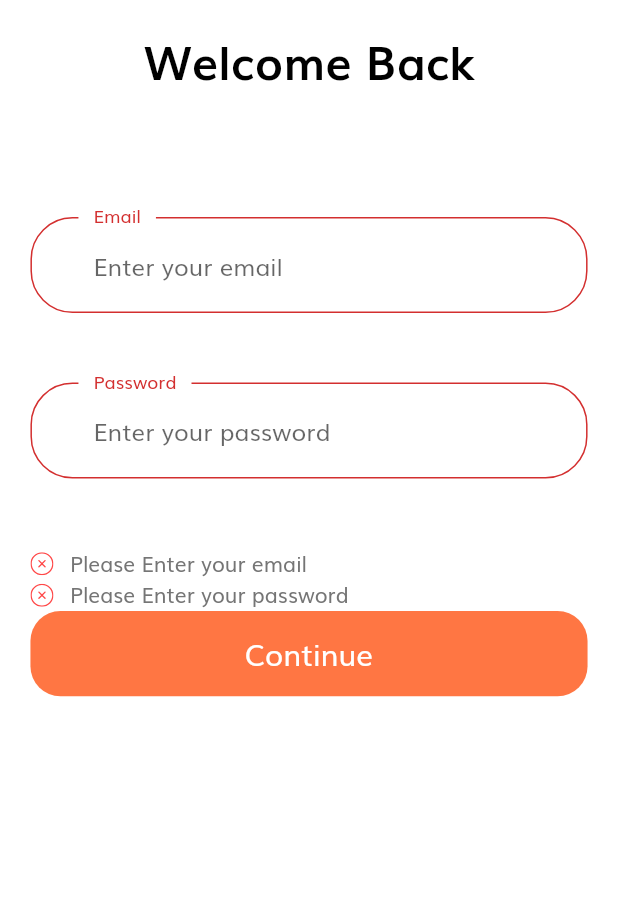
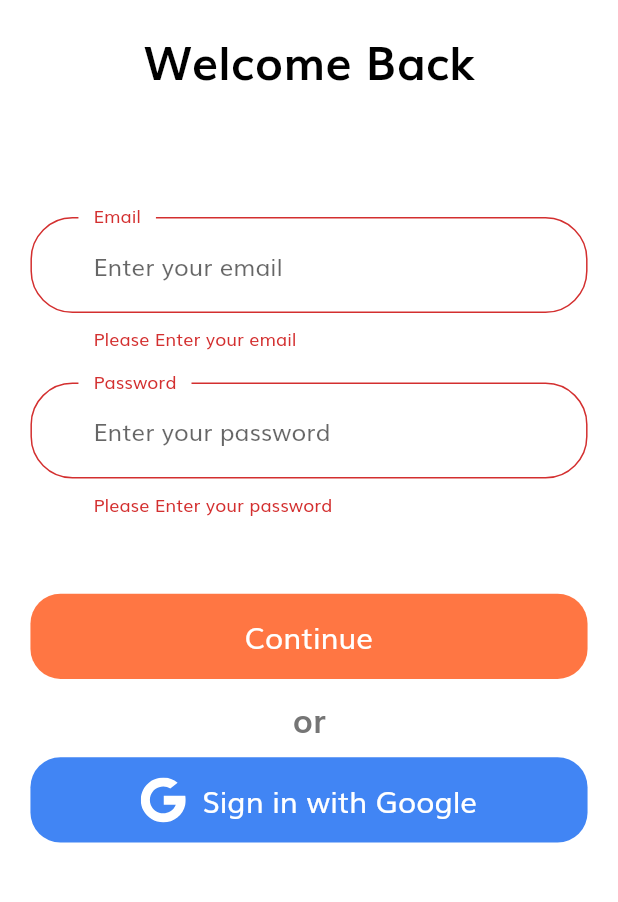
Before and after one commit to tirathawat/COVID_19_TRACKING_MOBILE_APPLICATION, a Flutter app: the SignInScreen screen opened directly, after a tap on "Continue", on a phone screen of 412 x 824 dp, the part 58-960 px from its top. Run offline on Flutter 3.47's test engine with Material 2 defaults, Android fonts, the phone set to English and light mode, and no system bars; our stand-ins replace firebase_auth, firebase_core, flutter_signin_button, flutter_svg, google_sign_in; missing offline and left inert: mailer; accounts and stored records are empty.

```diff
--- a/lib/components/sign_form.dart
+++ /dev/null
@@ -1,139 +0,0 @@
-import 'package:covid19_app/screens/home_screen/home_screen.dart';
-import 'package:flutter/material.dart';
-
-import '../constants.dart';
-import '../size_config.dart';
-import 'default_button.dart';
-import 'form_error.dart';
-
-class SignForm extends StatefulWidget {
-  @override
-  _SignFormState createState() => _SignFormState();
-}
-
-class _SignFormState extends State<SignForm> {
-  //final AuthService authService = AuthService();
-
-  final _formKey = GlobalKey<FormState>();
-  String email;
-  String password;
-  final List<String> errors = [];
-  @override
-  Widget build(BuildContext context) {
-    return Form(
-      key: _formKey,
-      child: Padding(
-        padding: EdgeInsets.symmetric(
-          horizontal: getProportionateScreenHeight(20),
-        ),
-        child: Column(
-          children: [
-            buildEmailFormField(),
-            SizedBox(
-              height: getProportionateScreenHeight(20),
-            ),
-            buildPasswordFormField(),
-            SizedBox(
-              height: getProportionateScreenHeight(20),
-            ),
-            FormError(
-              errors: errors,
-            ),
-            DefaultButton(
-              text: "Continue",
-              press: () {
-                if (_formKey.currentState.validate()) {
-                  _formKey.currentState.save();
-                  Navigator.push(
-                      context,
-                      MaterialPageRoute(
-                          builder: (BuildContext context) => HomeScreen()));
-                }
-              },
-            ),
-          ],
-        ),
-      ),
-    );
-  }
-
-  TextFormField buildPasswordFormField() {
-    return TextFormField(
-      onChanged: (value) {
-        if (value.isNotEmpty && errors.contains(kPassNullError)) {
-          setState(() {
-            errors.remove(kPassNullError);
-          });
-        } else if (value.length >= 8 && errors.contains(kShortPassError)) {
-          setState(() {
-            errors.remove(kShortPassError);
-          });
-        }
-        else return null;
-      },
-      validator: (value) {
-        if (value.isEmpty && !errors.contains(kPassNullError)) {
-          setState(() {
-            errors.add(kPassNullError);
-          });
-          return "";
-        } else if (value.length < 8 && !errors.contains(kShortPassError)) {
-          setState(() {
-            errors.add(kShortPassError);
-          });
-          return "";
-        }
-        else if (errors.isEmpty) return null;
-        else return "";
-      },
-      onSaved: (newValue) => password = newValue,
-      obscureText: true,
-      decoration: InputDecoration(
-        floatingLabelBehavior: FloatingLabelBehavior.always,
-        labelText: "Password",
-        hintText: "Enter your password",
-      ),
-    );
-  }
-
-  TextFormField buildEmailFormField() {
-    return TextFormField(
-      onSaved: (newValue) => email = newValue,
-      onChanged: (value) {
-        if (value.isNotEmpty && errors.contains(kEmailNullError)) {
-          setState(() {
-            errors.remove(kEmailNullError);
-          });
-        } else if (emailValidatorRegExp.hasMatch(value) &&
-            errors.contains(kInvalidEmailError)) {
-          setState(() {
-            errors.remove(kInvalidEmailError);
-          });
-        }
-        else return null;
-      },
-      validator: (value) {
-        if (value.isEmpty && !errors.contains(kEmailNullError)) {
-          setState(() {
-            errors.add(kEmailNullError);
-          });
-          return "";
-        } else if (!emailValidatorRegExp.hasMatch(value) &&
-            !errors.contains(kInvalidEmailError)) {
-          setState(() {
-            errors.add(kInvalidEmailError);
-          });
-          return "";
-        }
-        else if (errors.isEmpty) return null;
-        else return "";
-      },
-      keyboardType: TextInputType.emailAddress,
-      decoration: InputDecoration(
-        floatingLabelBehavior: FloatingLabelBehavior.always,
-        labelText: "Email",
-        hintText: "Enter your email",
-      ),
-    );
-  }
-}
--- a/lib/constants.dart
+++ b/lib/constants.dart
@@ -15,3 +15,11 @@ const String kMatchPassError = "Passwords don't match";
 const String kNameNullError = "Please Enter your name";
 const String kPhoneNumberNullError = "Please Enter your phone number";
 const String kMessageNullError = "Please Enter your message";
+
+const String kERROR_WRONG_PASSWORD = "Wrong Password! Try again";
+const String kERROR_INVALID_EMAIL = "Email is not correct!, Try again";
+const String kERROR_USER_NOT_FOUND = "User not found! Register first!";
+const String kERROR_USER_DISABLED = "User has been disabled!, Try again";
+const String kERROR_TOO_MANY_REQUESTS = "Sign in disabled due to too many requests from this user!, Try again";
+const String kERROR_OPERATION_NOT_ALLOWED = "Operation not allowed!, Please enable it in the firebase console";
+const String kERROR_UNKNOWN = "Unknown error";
--- a/lib/screens/sign_in_screen/components/body.dart
+++ b/lib/screens/sign_in_screen/components/body.dart
@@ -1,6 +1,13 @@
-import 'package:covid19_app/components/sign_form.dart';
+import 'package:covid19_app/components/default_button.dart';
+import 'package:covid19_app/screens/home_screen/home_screen.dart';
+import 'package:firebase_auth/firebase_auth.dart';
+import 'package:flutter_signin_button/flutter_signin_button.dart';
+import 'package:covid19_app/screens/sign_in_screen/components/sign_form.dart';
 import 'package:flutter/material.dart';
+import 'package:flutter_svg/flutter_svg.dart';
+import 'package:google_sign_in/google_sign_in.dart';
 
+import '../../../constants.dart';
 import '../../../size_config.dart';
 
 class Body extends StatefulWidget {
@@ -11,6 +18,9 @@ class Body extends StatefulWidget {
 }
 
 class _BodyState extends State<Body> {
+  final GoogleSignIn googleSignIn = GoogleSignIn();
+  final FirebaseAuth _auth = FirebaseAuth.instance;
+
   @override
   Widget build(BuildContext context) {
     return SafeArea(
@@ -30,10 +40,14 @@ class _BodyState extends State<Body> {
                 height: SizeConfig.screenHeight * 0.1,
               ),
               SignForm(),
+
+
             ],
           ),
         ),
       ),
     );
   }
+
+
 }
--- /dev/null
+++ b/lib/screens/sign_in_screen/components/sign_form.dart
@@ -0,0 +1,224 @@
+import 'package:covid19_app/components/form_error.dart';
+import 'package:covid19_app/screens/home_screen/home_screen.dart';
+import 'package:covid19_app/screens/sign_up_screen/sign_up_screen.dart';
+import 'package:firebase_auth/firebase_auth.dart';
+import 'package:flutter/material.dart';
+import 'package:flutter_svg/flutter_svg.dart';
+import 'package:google_sign_in/google_sign_in.dart';
+
+import '../../../constants.dart';
+import '../../../size_config.dart';
+import '../../../components/default_button.dart';
+
+class SignForm extends StatefulWidget {
+  @override
+  _SignFormState createState() => _SignFormState();
+}
+
+class _SignFormState extends State<SignForm> {
+  final GoogleSignIn googleSignIn = GoogleSignIn();
+  final FirebaseAuth auth = FirebaseAuth.instance;
+  GoogleSignInAccount googleUser;
+  final _formKey = GlobalKey<FormState>();
+  final emailController = TextEditingController();
+  final passwordController = TextEditingController();
+
+  List<String> errors = [];
+
+  @override
+  Widget build(BuildContext context) {
+    return Form(
+      key: _formKey,
+      child: Padding(
+        padding: EdgeInsets.symmetric(
+          horizontal: getProportionateScreenHeight(20),
+        ),
+        child: Column(
+          children: [
+            buildEmailFormField(),
+            SizedBox(
+              height: getProportionateScreenHeight(20),
+            ),
+            buildPasswordFormField(),
+            FormError(
+              errors: errors,
+            ),
+            SizedBox(
+              height: getProportionateScreenHeight(50),
+            ),
+            DefaultButton(
+              text: "Continue",
+              press: () {
+                if (_formKey.currentState.validate()) {
+                  _formKey.currentState.save();
+                  auth
+                      .signInWithEmailAndPassword(
+                          email: emailController.text,
+                          password: passwordController.text)
+                      .then((_) {
+                    Navigator.pop(context);
+                    Navigator.of(context).pushReplacement(
+                        MaterialPageRoute(builder: (context) => HomeScreen()));
+                    return true;
+                  }).catchError((e) {
+                    errors.clear();
+                    switch (e.code) {
+                      case "ERROR_WRONG_PASSWORD":
+                        setState(() {
+                          errors.add(kERROR_WRONG_PASSWORD);
+                        });
+                        break;
+                      case "ERROR_INVALID_EMAIL":
+                        setState(() {
+                          errors.add(kERROR_INVALID_EMAIL);
+                        });
+                        break;
+                      case "ERROR_USER_NOT_FOUND":
+                        setState(() {
+                          errors.add(kERROR_USER_NOT_FOUND);
+                        });
+
+                        break;
+                      case "ERROR_USER_DISABLED":
+                        setState(() {
+                          errors.add(kERROR_USER_DISABLED);
+                        });
+                        break;
+                      case "ERROR_TOO_MANY_REQUESTS":
+                        setState(() {
+                          errors.add(kERROR_TOO_MANY_REQUESTS);
+                        });
+                        break;
+                      case "ERROR_OPERATION_NOT_ALLOWED":
+                        setState(() {
+                          errors.add(kERROR_OPERATION_NOT_ALLOWED);
+                        });
+                        break;
+                      default:
+                        setState(() {
+                          errors.add(kERROR_UNKNOWN);
+                        });
+                    }
+                    return false;
+                  });
+                }
+              },
+            ),
+            SizedBox(
+              height: getProportionateScreenHeight(10),
+            ),
+            Text(
+              "or",
+              style: TextStyle(
+                fontSize: getProportionateScreenWidth(20),
+                fontWeight: FontWeight.bold,
+              ),
+            ),
+            SizedBox(
+              height: getProportionateScreenHeight(10),
+            ),
+            SizedBox(
+              width: double.infinity,
+              height: getProportionateScreenHeight(56),
+              child: FlatButton(
+                shape: RoundedRectangleBorder(
+                  borderRadius: BorderRadius.circular(20),
+                ),
+                color: Color(0xff4185f4),
+                onPressed: () async {
+                  await signInWithGoogle().whenComplete(() {
+                    Navigator.pop(context);
+                    Navigator.of(context).pushReplacement(
+                        MaterialPageRoute(builder: (context) => HomeScreen()));
+                  });
+                },
+                child: Row(
+                  mainAxisAlignment: MainAxisAlignment.center,
+                  children: [
+                    SvgPicture.asset(
+                      "assets/icons/Google.svg",
+                      height: 30,
+                      width: 30,
+                      color: Colors.white,
+                    ),
+                    SizedBox(
+                      width: getProportionateScreenWidth(10),
+                    ),
+                    Text(
+                      "Sign in with Google",
+                      style: TextStyle(
+                        fontSize: getProportionateScreenWidth(18),
+                        color: Colors.white,
+                      ),
+                    ),
+                  ],
+                ),
+              ),
+            ),
+          ],
+        ),
+      ),
+    );
+  }
+
+  TextFormField buildPasswordFormField() {
+    return TextFormField(
+      onChanged: (value) {
+        setState(() {
+          errors.clear();
+        });
+      },
+      controller: passwordController,
+      validator: (value) {
+        if (value.isEmpty)
+          return kPassNullError;
+        else if (value.length < 8)
+          return kShortPassError;
+        else
+          return null;
+      },
+      obscureText: true,
+      decoration: InputDecoration(
+        floatingLabelBehavior: FloatingLabelBehavior.always,
+        labelText: "Password",
+        hintText: "Enter your password",
+      ),
+    );
+  }
+
+  TextFormField buildEmailFormField() {
+    return TextFormField(
+      onChanged: (value) {
+        setState(() {
+          errors.clear();
+        });
+      },
+      controller: emailController,
+      validator: (value) {
+        if (value.isEmpty)
+          return kEmailNullError;
+        else if (!emailValidatorRegExp.hasMatch(value)) {
+          return kInvalidEmailError;
+        } else
+          return null;
+      },
+      keyboardType: TextInputType.emailAddress,
+      decoration: InputDecoration(
+        floatingLabelBehavior: FloatingLabelBehavior.always,
+        labelText: "Email",
+        hintText: "Enter your email",
+      ),
+    );
+  }
+
+  Future<bool> signInWithGoogle() async {
+    googleUser = await googleSignIn.signIn();
+    final GoogleSignInAuthentication googleAuth =
+        await googleUser.authentication;
+
+    final AuthCredential credential = GoogleAuthProvider.getCredential(
+        idToken: googleAuth.idToken, accessToken: googleAuth.accessToken);
+    await auth.signInWithCredential(credential);
+    return Future.value(true);
+  }
+}
--- a/lib/screens/sign_up_screen/components/body.dart
+++ b/lib/screens/sign_up_screen/components/body.dart
@@ -1,4 +1,4 @@
-import 'package:covid19_app/components/sign_form.dart';
+import 'package:covid19_app/screens/sign_up_screen/components/sign_form.dart';
 import 'package:flutter/material.dart';
 
 import '../../../size_config.dart';
--- a/lib/screens/start_screen/components/body.dart
+++ b/lib/screens/start_screen/components/body.dart
@@ -2,6 +2,7 @@ import 'package:covid19_app/components/default_button.dart';
 import 'package:covid19_app/screens/sign_in_screen/sign_in_screen.dart';
 import 'package:covid19_app/screens/sign_up_screen/sign_up_screen.dart';
 import 'package:flutter/material.dart';
+import 'package:flutter_signin_button/flutter_signin_button.dart';
 
 import '../../../constants.dart';
 import '../../../size_config.dart';
--- a/pubspec.yaml
+++ b/pubspec.yaml
@@ -32,6 +32,10 @@ dependencies:
   mailer: ^3.2.1
   http: ^0.12.2
   intl: ^0.16.1
+  firebase_auth: ^0.18.4+1
+  firebase_core: ^0.5.3
+  flutter_signin_button: ^1.1.0
+  google_sign_in: ^4.5.6
 
 dev_dependencies:
   flutter_test:
```
Also changed, not shown: lib/main.dart (+6 -1 lines), lib/screens/home_screen/views/setting_view/components/body.dart (+7 -5 lines), lib/screens/sign_up_screen/components/sign_form.dart (added, +119 -0 lines), assets/icons/Google.svg (added), pubspec.lock, 5 other files.
